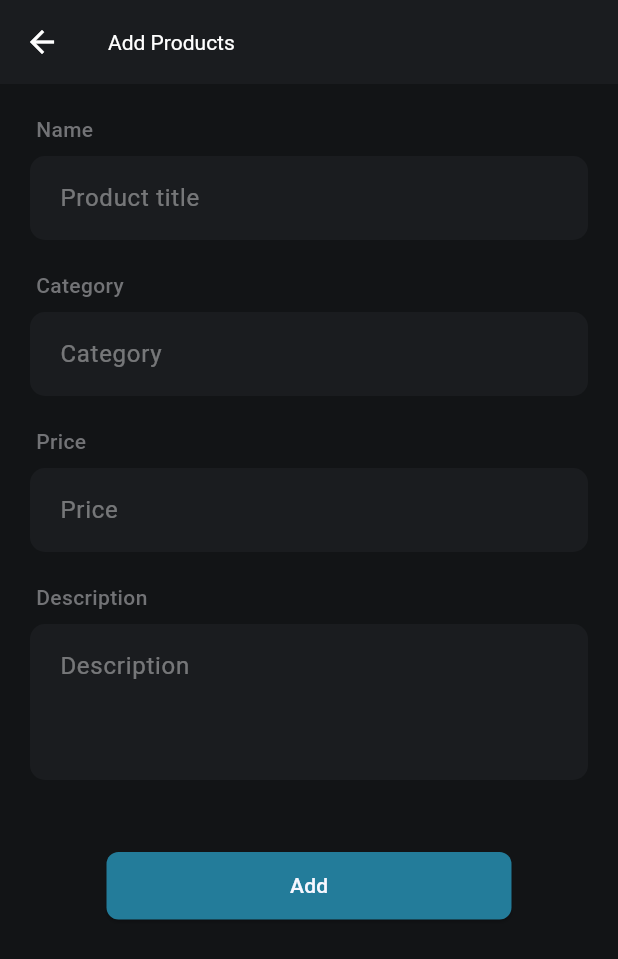
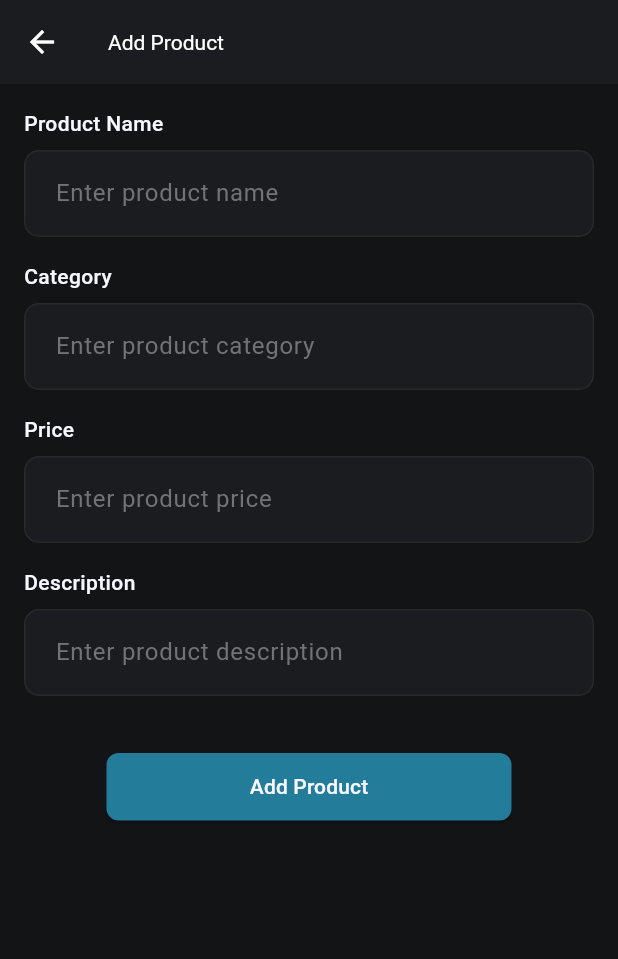
Before and after one commit to maliksubhan3018/spsole, a Flutter app: the AddProduct screen opened by its route, on a phone screen of 412 x 824 dp. Shown: the top 959 px of the screen. Run offline on Flutter 3.47's test engine with Material 3 defaults, Android fonts, the phone set to English and light mode, and no system bars; our stand-ins replace animated_splash_screen, cloud_firestore, firebase_auth, firebase_core, get, persistent_bottom_nav_bar and 1 more; accounts and stored records are empty.

Commit message:
product model and some updated code of files for adding and removing the product

```diff
--- a/lib/config/route.dart
+++ b/lib/config/route.dart
@@ -3,6 +3,7 @@ import 'package:spsole/config/route_name.dart';
 import 'package:spsole/view/auth/login.dart';
 import 'package:spsole/view/auth/signup.dart';
 import 'package:spsole/view/dashboard/dashboard.dart';
+import 'package:spsole/view/dashboard/products.dart';
 import 'package:spsole/view/onboarding/get_started.dart';
 import 'package:spsole/view/onboarding/onboarding.dart';
 import 'package:spsole/view/onboarding/splash.dart';
@@ -19,5 +20,6 @@ class AppRoutes {
     GetPage(name: MyPagesName.addproduct, page: () => const AddProduct()),
     GetPage(name: MyPagesName.productDetails, page: () => const ProductDetails()),
     GetPage(name: MyPagesName.signUp, page: () =>  SignUp()),
+    GetPage(name: MyPagesName.products, page: () =>  Products()),
   ];
 }
--- a/lib/config/route_name.dart
+++ b/lib/config/route_name.dart
@@ -7,4 +7,5 @@ class MyPagesName {
   static const String productDetails = "/ProductDetails";
   static const String signUp = "/SignUp";
   static const String splash = "/Splash";
+  static const String products = "/Products";
 }
--- a/lib/view/product/add_product.dart
+++ b/lib/view/product/add_product.dart
@@ -1,9 +1,13 @@
+// lib/screens/add_product.dart
 // ignore_for_file: deprecated_member_use
 
 import 'package:flutter/material.dart';
+import 'package:get/get.dart';
+import 'package:spsole/config/route_name.dart';
 import 'package:spsole/controllers/product_controller.dart';
 import 'package:spsole/widgets/appbar.dart';
 import 'package:spsole/widgets/button.dart';
+import 'package:spsole/widgets/customtextfield.dart';
 import 'package:spsole/widgets/mycolors.dart';
 
 class AddProduct extends StatefulWidget {
@@ -14,11 +18,20 @@ class AddProduct extends StatefulWidget {
 }
 
 class _AddProductState extends State<AddProduct> {
-  final ProductController controller = ProductController();
+  final ProductController productController = Get.put(ProductController());
+
+  // Controllers
+  final TextEditingController nameController = TextEditingController();
+  final TextEditingController categoryController = TextEditingController();
+  final TextEditingController priceController = TextEditingController();
+  final TextEditingController descriptionController = TextEditingController();
 
   @override
   void dispose() {
-    controller.dispose(); // Dispose all controllers
+    nameController.dispose();
+    categoryController.dispose();
+    priceController.dispose();
+    descriptionController.dispose();
     super.dispose();
   }
 
@@ -26,109 +39,82 @@ class _AddProductState extends State<AddProduct> {
   Widget build(BuildContext context) {
     return Scaffold(
       backgroundColor: AppColors.bgcolor,
-      appBar: CustomAppBar(
-        title: 'Add Products',
-        showBackButton: true,
-        showPlusButton: false,
-        onPressed: () {},
-      ),
+      appBar: CustomAppBar(title: 'Add Product'),
       body: SingleChildScrollView(
-        padding: const EdgeInsets.all(20),
+        padding: const EdgeInsets.all(16),
         child: Column(
-          crossAxisAlignment: CrossAxisAlignment.start,
           children: [
-            _buildLabel('Name'),
-            _buildSimpleTextField(
-              controller.nameController,
-              hint: 'Product title',
+            CustomTextField(
+              label: 'Product Name',
+              hintText: 'Enter product name',
+              controller: nameController,
             ),
-
-            const SizedBox(height: 20),
-            _buildLabel('Category'),
-            _buildSimpleTextField(
-              controller.categoryController,
-              hint: 'Category',
+            const SizedBox(height: 16),
+            CustomTextField(
+              label: 'Category',
+              hintText: 'Enter product category',
+              controller: categoryController,
             ),
-
-            const SizedBox(height: 20),
-            _buildLabel('Price'),
-            _buildSimpleTextField(
-              controller.priceController,
-              hint: 'Price',
+            const SizedBox(height: 16),
+            CustomTextField(
+              label: 'Price',
+              hintText: 'Enter product price',
+              controller: priceController,
               keyboardType: TextInputType.number,
             ),
-
-            const SizedBox(height: 20),
-            _buildLabel('Description'),
-            _buildSimpleTextField(
-              controller.descriptionController,
-              hint: 'Description',
-              maxLines: 3,
-            ),
-
-            const SizedBox(height: 40),
-            Center(
-              child: Button(
-                text: 'Add',
-                onPressed: () {
-                  controller.submitProduct(context);
-                },
-              ),
+            const SizedBox(height: 16),
+            CustomTextField(
+              label: 'Description',
+              hintText: 'Enter product description',
+              controller: descriptionController,
+              keyboardType: TextInputType.multiline,
             ),
             const SizedBox(height: 30),
+            Button(
+              text: 'Add Product',
+              onPressed: () async {
+                final String name = nameController.text.trim();
+                final String category = categoryController.text.trim();
+                final String price = priceController.text.trim();
+                final String description = descriptionController.text.trim();
+
+                if (name.isEmpty ||
+                    category.isEmpty ||
+                    price.isEmpty ||
+                    description.isEmpty) {
+                  Get.snackbar(
+                    'Error',
+                    'Please fill all fields',
+                    snackPosition: SnackPosition.BOTTOM,
+                  );
+                  return;
+                }
+
+                // Add product to Firestore and include userId
+                await productController.addProduct(
+                  name: name,
+                  category: category,
+                  price: price,
+                  description: description,
+                );
+
+                // Clear input fields
+                nameController.clear();
+                categoryController.clear();
+                priceController.clear();
+                descriptionController.clear();
+
+                // Immediately update Products list
+                productController.fetchProducts();
+
+                // Navigate back to Products screen
+                // Get.back();
+                Get.toNamed(MyPagesName.products);
+              },
+            ),
           ],
         ),
       ),
     );
   }
-
-  Widget _buildLabel(String text) {
-    return Padding(
-      padding: const EdgeInsets.only(left: 4, bottom: 8),
-      child: Text(
-        text,
-        style: const TextStyle(
-          color: AppColors.surface,
-          fontSize: 14,
-          fontWeight: FontWeight.w500,
-        ),
-      ),
-    );
-  }
-
-  Widget _buildSimpleTextField(
-    TextEditingController controller, {
-    required String hint,
-    int maxLines = 1,
-    TextInputType keyboardType = TextInputType.text,
-  }) {
-    return TextField(
-      controller: controller,
-      maxLines: maxLines,
-      keyboardType: keyboardType,
-      style: const TextStyle(color: AppColors.white),
-      decoration: InputDecoration(
-        hintText: hint,
-        hintStyle: TextStyle(color: Colors.white.withOpacity(0.4)),
-        filled: true,
-        fillColor: AppColors.fgcolor,
-        contentPadding: const EdgeInsets.symmetric(
-          horizontal: 16,
-          vertical: 16,
-        ),
-        border: OutlineInputBorder(
-          borderRadius: BorderRadius.circular(10),
-          borderSide: BorderSide.none,
-        ),
-        enabledBorder: OutlineInputBorder(
-          borderRadius: BorderRadius.circular(10),
-          borderSide: BorderSide.none,
-        ),
-        focusedBorder: OutlineInputBorder(
-          borderRadius: BorderRadius.circular(10),
-          borderSide: const BorderSide(color: AppColors.primary, width: 2),
-        ),
-      ),
-    );
-  }
 }
```
Also changed, not shown: lib/controllers/get_product_controller.dart (+80 -23 lines), lib/controllers/product_controller.dart (+88 -53 lines), lib/models/product_model.dart (added, +34 -0 lines), lib/view/dashboard/products.dart (+57 -165 lines).
